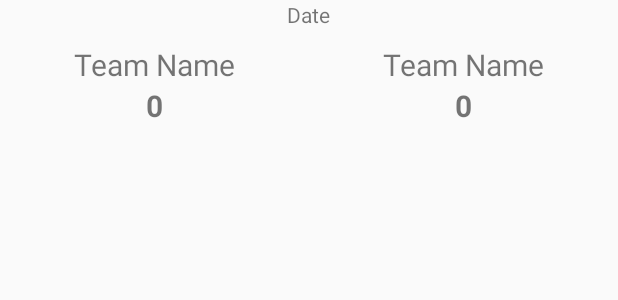
After one commit to unomar/MCHL, an Android app: the layout result_game_row.xml on its own in the app's theme, with its tools: preview values and no code run, on a phone screen of 412 x 824 dp. The commit adds this screen. Shown: the top 300 px of the screen. Run offline under Robolectric (Android 15) with nearby library versions, the phone set to English and light mode, and no system bars.

Commit message:
Dynamic styles for schedule/results

```diff
--- /dev/null
+++ b/app/src/main/res/layout/result_game_row.xml
@@ -0,0 +1,78 @@
+<?xml version="1.0" encoding="utf-8"?>
+<RelativeLayout xmlns:android="http://schemas.android.com/apk/res/android"
+    android:id="@+id/resultRow"
+    android:layout_width="fill_parent"
+    android:layout_height="fill_parent">
+
+    <RelativeLayout
+        android:id="@+id/dateTimeBar"
+        android:layout_width="fill_parent"
+        android:layout_height="wrap_content"
+        android:gravity="center">
+
+        <TextView
+            android:id="@+id/resultGameDate"
+            android:layout_width="wrap_content"
+            android:layout_height="wrap_content"
+            android:text="Date"/>
+    </RelativeLayout>
+
+    <LinearLayout
+        android:id="@+id/scoreBar"
+        android:layout_width="fill_parent"
+        android:layout_height="wrap_content"
+        android:layout_below="@id/dateTimeBar"
+        android:layout_marginTop="10dp"
+        android:layout_marginBottom="10dp"
+        android:orientation="horizontal">
+
+        <LinearLayout
+            android:layout_width="fill_parent"
+            android:layout_height="wrap_content"
+            android:layout_weight=".5"
+            android:orientation="vertical">
+
+            <TextView
+                android:id="@+id/resultHomeTeam"
+                android:layout_width="fill_parent"
+                android:layout_height="wrap_content"
+                android:gravity="center"
+                android:textSize="20dp"
+                android:text="Team Name" />
+
+            <TextView
+                android:id="@+id/resultHomeScore"
+                android:layout_width="fill_parent"
+                android:layout_height="wrap_content"
+                android:gravity="center"
+                android:text="0"
+                android:textSize="20dp"
+                android:textStyle="bold" />
+        </LinearLayout>
+
+        <LinearLayout
+            android:layout_width="fill_parent"
+            android:layout_height="wrap_content"
+            android:layout_weight=".5"
+            android:orientation="vertical">
+
+            <TextView
+                android:id="@+id/resultAwayTeam"
+                android:layout_width="fill_parent"
+                android:layout_height="wrap_content"
+                android:gravity="center"
+                android:textSize="20dp"
+                android:text="Team Name" />
+
+            <TextView
+                android:id="@+id/resultAwayScore"
+                android:layout_width="fill_parent"
+                android:layout_height="wrap_content"
+                android:gravity="center"
+                android:text="0"
+                android:textSize="20dp"
+                android:textStyle="bold" />
+        </LinearLayout>
+
+    </LinearLayout>
+</RelativeLayout>
```
Also changed, not shown: app/src/main/java/com/sloppylinux/mchl/domain/Game.java (+14 -2 lines), app/src/main/java/com/sloppylinux/mchl/ui/adapters/GameListAdapter.java (+84 -25 lines), app/src/main/res/layout/fragment_home.xml (+10 -7 lines), app/src/main/res/layout/schedule_game_row.xml (renamed from app/src/main/res/layout/game_row.xml, +7 -10 lines).
